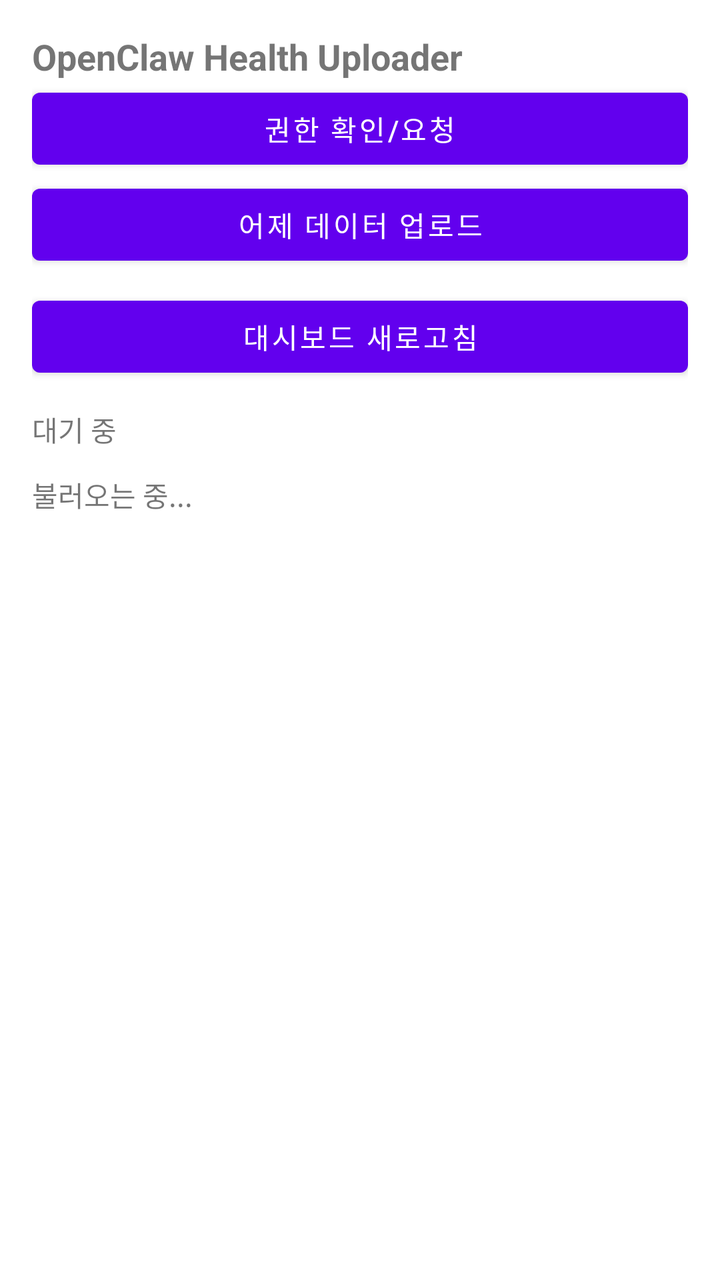
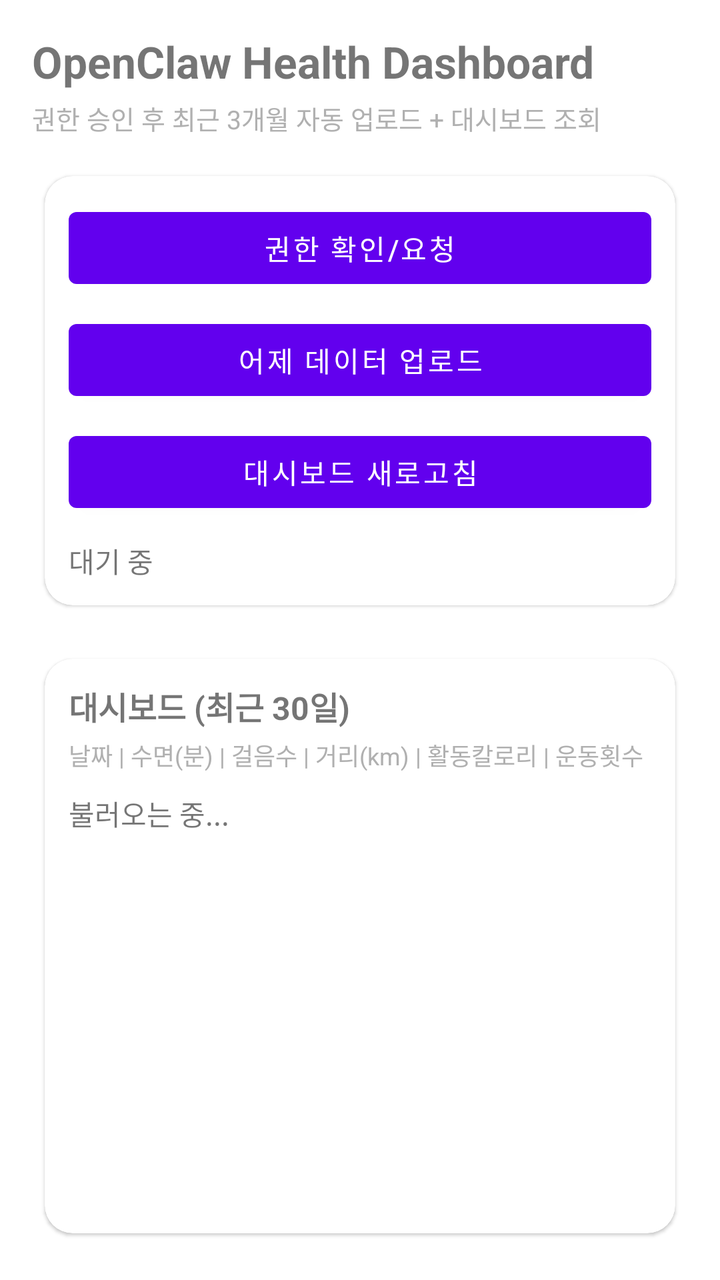

Before-and-after screenshots of an Android layout around one commit, followed by the original layout XML and the change that was made.
<!-- AndroidManifest.xml: application theme Theme.OpenclawHealthUploader -->
<!-- res/layout/activity_main.xml -->
<?xml version="1.0" encoding="utf-8"?>
<LinearLayout xmlns:android="http://schemas.android.com/apk/res/android"
  android:layout_width="match_parent"
  android:layout_height="match_parent"
  android:orientation="vertical"
  android:padding="16dp">

  <TextView
    android:id="@+id/tvTitle"
    android:layout_width="match_parent"
    android:layout_height="wrap_content"
    android:text="OpenClaw Health Uploader"
    android:textStyle="bold"
    android:textSize="18sp" />

  <Button
    android:id="@+id/btnGrant"
    android:layout_width="match_parent"
    android:layout_height="wrap_content"
    android:text="권한 확인/요청" />

  <Button
    android:id="@+id/btnUpload"
    android:layout_width="match_parent"
    android:layout_height="wrap_content"
    android:text="어제 데이터 업로드" />

  <Button
    android:id="@+id/btnRefreshDashboard"
    android:layout_width="match_parent"
    android:layout_height="wrap_content"
    android:layout_marginTop="8dp"
    android:text="대시보드 새로고침" />

  <TextView
    android:id="@+id/tvStatus"
    android:layout_width="match_parent"
    android:layout_height="wrap_content"
    android:text="대기 중"
    android:paddingTop="12dp" />

  <TextView
    android:id="@+id/tvDashboardState"
    android:layout_width="match_parent"
    android:layout_height="wrap_content"
    android:layout_marginTop="12dp"
    android:text="불러오는 중..."
    android:textSize="14sp" />

  <androidx.recyclerview.widget.RecyclerView
    android:id="@+id/rvHealthDaily"
    android:layout_width="match_parent"
    android:layout_height="0dp"
    android:layout_marginTop="8dp"
    android:layout_weight="1" />

</LinearLayout>
<!-- resources referenced by this layout -->
<resources>
  <style name="Theme.OpenclawHealthUploader" parent="Theme.MaterialComponents.DayNight.NoActionBar">
      <item name="android:statusBarColor">@android:color/black</item>
    </style>
</resources>

<!-- the commit's change to res/layout/activity_main.xml (unified diff, before → after) -->
@@ -1,5 +1,6 @@
 <?xml version="1.0" encoding="utf-8"?>
 <LinearLayout xmlns:android="http://schemas.android.com/apk/res/android"
+  xmlns:app="http://schemas.android.com/apk/res-auto"
   android:layout_width="match_parent"
   android:layout_height="match_parent"
   android:orientation="vertical"
@@ -9,49 +10,114 @@
     android:id="@+id/tvTitle"
     android:layout_width="match_parent"
     android:layout_height="wrap_content"
-    android:text="OpenClaw Health Uploader"
+    android:text="OpenClaw Health Dashboard"
     android:textStyle="bold"
-    android:textSize="18sp" />
+    android:textSize="22sp" />
 
-  <Button
-    android:id="@+id/btnGrant"
+  <TextView
     android:layout_width="match_parent"
     android:layout_height="wrap_content"
-    android:text="권한 확인/요청" />
+    android:layout_marginTop="4dp"
+    android:text="권한 승인 후 최근 3개월 자동 업로드 + 대시보드 조회"
+    android:textColor="#B0B0B0"
+    android:textSize="13sp" />
 
-  <Button
-    android:id="@+id/btnUpload"
-    android:layout_width="match_parent"
-    android:layout_height="wrap_content"
-    android:text="어제 데이터 업로드" />
-
-  <Button
-    android:id="@+id/btnRefreshDashboard"
-    android:layout_width="match_parent"
-    android:layout_height="wrap_content"
-    android:layout_marginTop="8dp"
-    android:text="대시보드 새로고침" />
-
-  <TextView
-    android:id="@+id/tvStatus"
-    android:layout_width="match_parent"
-    android:layout_height="wrap_content"
-    android:text="대기 중"
-    android:paddingTop="12dp" />
-
-  <TextView
-    android:id="@+id/tvDashboardState"
+  <com.google.android.material.card.MaterialCardView
     android:layout_width="match_parent"
     android:layout_height="wrap_content"
     android:layout_marginTop="12dp"
-    android:text="불러오는 중..."
-    android:textSize="14sp" />
+    app:cardCornerRadius="14dp"
+    app:cardUseCompatPadding="true">
 
-  <androidx.recyclerview.widget.RecyclerView
-    android:id="@+id/rvHealthDaily"
+    <LinearLayout
+      android:layout_width="match_parent"
+      android:layout_height="wrap_content"
+      android:orientation="vertical"
+      android:padding="12dp">
+
+      <Button
+        android:id="@+id/btnGrant"
+        android:layout_width="match_parent"
+        android:layout_height="wrap_content"
+        android:text="권한 확인/요청" />
+
+      <Button
+        android:id="@+id/btnUpload"
+        android:layout_width="match_parent"
+        android:layout_height="wrap_content"
+        android:layout_marginTop="8dp"
+        android:text="어제 데이터 업로드" />
+
+      <Button
+        android:id="@+id/btnRefreshDashboard"
+        android:layout_width="match_parent"
+        android:layout_height="wrap_content"
+        android:layout_marginTop="8dp"
+        android:text="대시보드 새로고침" />
+
+      <ProgressBar
+        android:id="@+id/progressBar"
+        android:layout_width="24dp"
+        android:layout_height="24dp"
+        android:layout_marginTop="10dp"
+        android:visibility="gone" />
+
+      <TextView
+        android:id="@+id/tvStatus"
+        android:layout_width="match_parent"
+        android:layout_height="wrap_content"
+        android:layout_marginTop="10dp"
+        android:text="대기 중"
+        android:textSize="14sp" />
+
+    </LinearLayout>
+  </com.google.android.material.card.MaterialCardView>
+
+  <com.google.android.material.card.MaterialCardView
     android:layout_width="match_parent"
     android:layout_height="0dp"
-    android:layout_marginTop="8dp"
-    android:layout_weight="1" />
+    android:layout_marginTop="12dp"
+    android:layout_weight="1"
+    app:cardCornerRadius="14dp"
+    app:cardUseCompatPadding="true">
+
+    <LinearLayout
+      android:layout_width="match_parent"
+      android:layout_height="match_parent"
+      android:orientation="vertical"
+      android:padding="12dp">
+
+      <TextView
+        android:layout_width="match_parent"
+        android:layout_height="wrap_content"
+        android:text="대시보드 (최근 30일)"
+        android:textStyle="bold"
+        android:textSize="16sp" />
+
+      <TextView
+        android:layout_width="match_parent"
+        android:layout_height="wrap_content"
+        android:layout_marginTop="4dp"
+        android:text="날짜 | 수면(분) | 걸음수 | 거리(km) | 활동칼로리 | 운동횟수"
+        android:textColor="#B0B0B0"
+        android:textSize="12sp" />
+
+      <TextView
+        android:id="@+id/tvDashboardState"
+        android:layout_width="match_parent"
+        android:layout_height="wrap_content"
+        android:layout_marginTop="10dp"
+        android:text="불러오는 중..."
+        android:textSize="14sp" />
+
+      <androidx.recyclerview.widget.RecyclerView
+        android:id="@+id/rvHealthDaily"
+        android:layout_width="match_parent"
+        android:layout_height="0dp"
+        android:layout_marginTop="8dp"
+        android:layout_weight="1" />
+
+    </LinearLayout>
+  </com.google.android.material.card.MaterialCardView>
 
 </LinearLayout>
